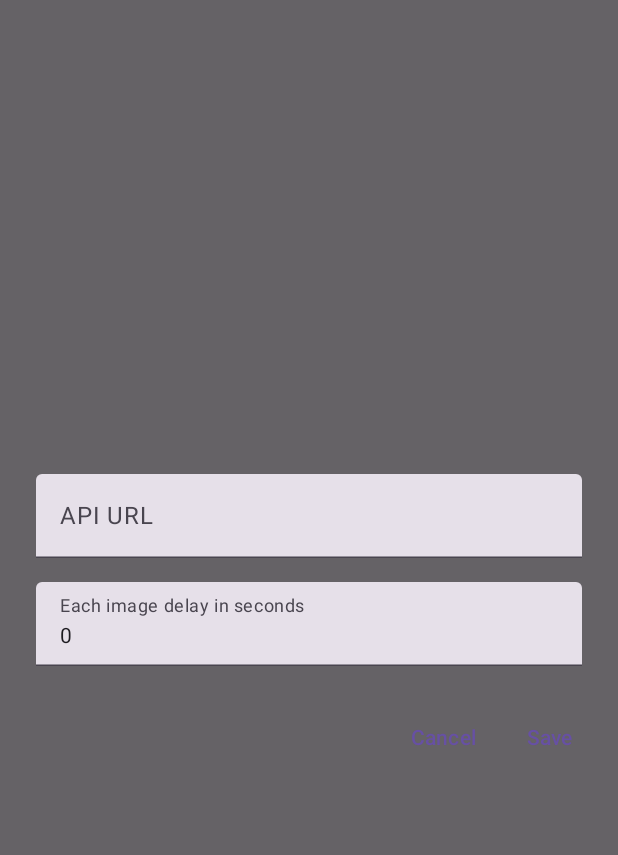
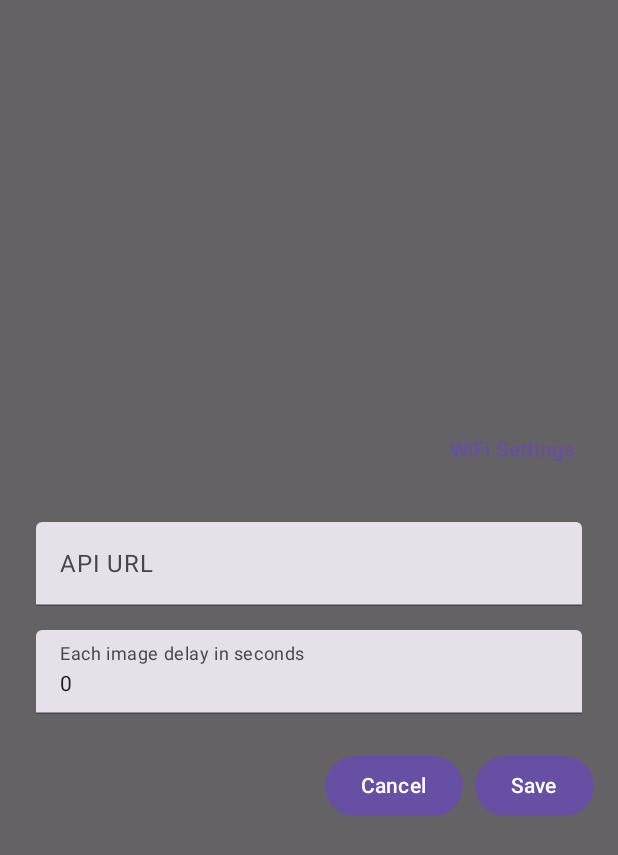
Before and after one commit to hochanh/jetpack-demo, an Android app built with Jetpack Compose: the composable ConfigurationPopup called with empty values, on a phone screen of 412 x 824 dp. Shown: the top 855 px of the screen. Run offline under Robolectric (Android 15) with nearby library versions, the phone set to English and light mode, and no system bars; pictures from the network do not load.

Commit message:
Wifi setting

```diff
--- a/app/src/main/java/com/example/jetpack/MainActivity.kt
+++ b/app/src/main/java/com/example/jetpack/MainActivity.kt
@@ -1,6 +1,9 @@
 package com.example.jetpack
 
+import android.content.Context
+import android.content.Intent
 import android.os.Bundle
+import android.provider.Settings
 import android.util.Log
 import androidx.activity.ComponentActivity
 import androidx.activity.compose.setContent
@@ -18,6 +21,7 @@ import androidx.compose.foundation.layout.fillMaxWidth
 import androidx.compose.foundation.layout.padding
 import androidx.compose.foundation.layout.width
 import androidx.compose.foundation.text.KeyboardOptions
+import androidx.compose.material3.Button
 import androidx.compose.material3.Text
 import androidx.compose.material3.TextButton
 import androidx.compose.material3.TextField
@@ -34,11 +38,13 @@ import androidx.compose.ui.Modifier
 import androidx.compose.ui.graphics.Color
 import androidx.compose.ui.input.pointer.pointerInput
 import androidx.compose.ui.layout.ContentScale
+import androidx.compose.ui.platform.LocalContext
 import androidx.compose.ui.text.input.KeyboardType
 import androidx.compose.ui.tooling.preview.Preview
 import androidx.compose.ui.unit.dp
 import androidx.compose.ui.window.Dialog
 import androidx.compose.ui.window.DialogProperties
+import androidx.core.content.ContextCompat.startActivity
 import coil.compose.AsyncImage
 import kotlinx.coroutines.CoroutineScope
 import kotlinx.coroutines.Dispatchers
@@ -62,6 +68,8 @@ fun Main(photoAPI: PhotoApiService = PhotoApi.service) {
     var isConfigPopupVisible by remember { mutableStateOf(false) }
     var imageLoopSeconds by remember { mutableStateOf(30L) }
 
+    val TAG = "Main"
+    val context = LocalContext.current
     val coroutineScope: CoroutineScope = rememberCoroutineScope()
 
     // Start periodic updates
@@ -78,10 +86,10 @@ fun Main(photoAPI: PhotoApiService = PhotoApi.service) {
                         }
                     }
                 } catch (e: Exception) {
-                    Log.e("Main", e.toString())
+                    Log.e(TAG, e.toString())
                 }
                 loading = false
-                Log.i("Main", imageUrl)
+                Log.i(TAG, imageUrl)
             }
         }
     }
@@ -109,6 +117,7 @@ fun Main(photoAPI: PhotoApiService = PhotoApi.service) {
         // Show Configuration Popup
         if (isConfigPopupVisible) {
             ConfigurationPopup(
+                context,
                 onDismiss = { isConfigPopupVisible = false },
                 onSave = { newApiUrl, seconds ->
                     apiUrl = newApiUrl
@@ -130,6 +139,7 @@ fun GreetingPreview() {
 
 @Composable
 fun ConfigurationPopup(
+    ctx: Context,
     onDismiss: () -> Unit, onSave: (String, Long) -> Unit, oldUrl: String, oldDelay: Long
 ) {
     var apiUrl by remember { mutableStateOf(oldUrl) }
@@ -145,6 +155,20 @@ fun ConfigurationPopup(
                 .padding(16.dp)
         ) {
             Column {
+                Row(
+                    modifier = Modifier
+                        .fillMaxWidth()
+                        .padding(bottom = 16.dp),
+                    horizontalArrangement = Arrangement.End
+                ) {
+                    TextButton(onClick = {
+                        val wifiSettingsIntent = Intent(Settings.ACTION_WIFI_SETTINGS)
+                        startActivity(ctx, wifiSettingsIntent, Bundle())
+                    }) {
+                        Text("WiFi Settings")
+                    }
+                }
+
                 TextField(
                     value = apiUrl,
                     onValueChange = { apiUrl = it },
@@ -156,7 +180,7 @@ fun ConfigurationPopup(
                 )
 
                 TextField(value = delaySeconds.toString(),
-                    label = { Text(text = "Each image delay in seconds")},
+                    label = { Text(text = "Each image delay in seconds") },
                     modifier = Modifier
                         .fillMaxWidth()
                         .padding(8.dp),
@@ -169,19 +193,20 @@ fun ConfigurationPopup(
                         .padding(top = 16.dp),
                     horizontalArrangement = Arrangement.End
                 ) {
-                    TextButton(onClick = onDismiss) {
+                    Button(onClick = onDismiss) {
                         Text("Cancel")
                     }
 
                     Spacer(modifier = Modifier.width(8.dp))
 
-                    TextButton(onClick = {
+                    Button(onClick = {
                         onSave(apiUrl, delaySeconds)
                         onDismiss()
                     }) {
                         Text("Save")
                     }
                 }
+
             }
 
         }
```
